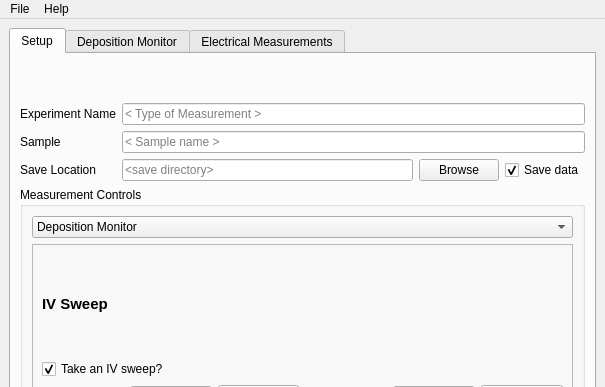
Above: src/insitu_ECHO_GUI_2.ui from AFMD/echo-monitor before the change; both pictures show x 0 to 605 and y 0 to 387 of the 605 by 879 pixel window. Below: the same form after it.
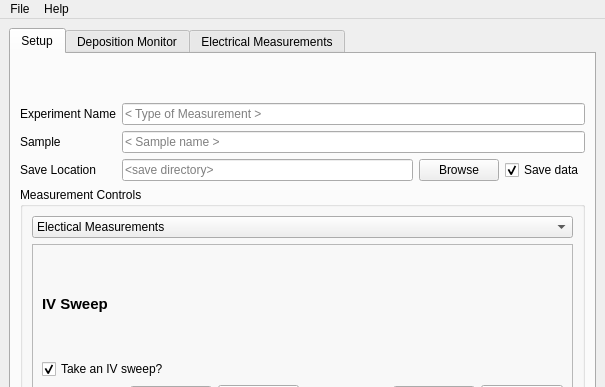
That is the form after the change. Custom widgets are drawn as their Qt base class.

What changed in the file:
```diff
--- a/src/insitu_ECHO_GUI_2.ui
+++ b/src/insitu_ECHO_GUI_2.ui
@@ -142,11 +142,6 @@
                <property name="currentIndex">
                 <number>0</number>
                </property>
-               <item>
-                <property name="text">
-                 <string>Deposition Monitor</string>
-                </property>
-               </item>
                <item>
                 <property name="text">
                  <string>Electical Measurements</string>
```
Left out of the diff: 7 changed lines with no effect on the pictures.
